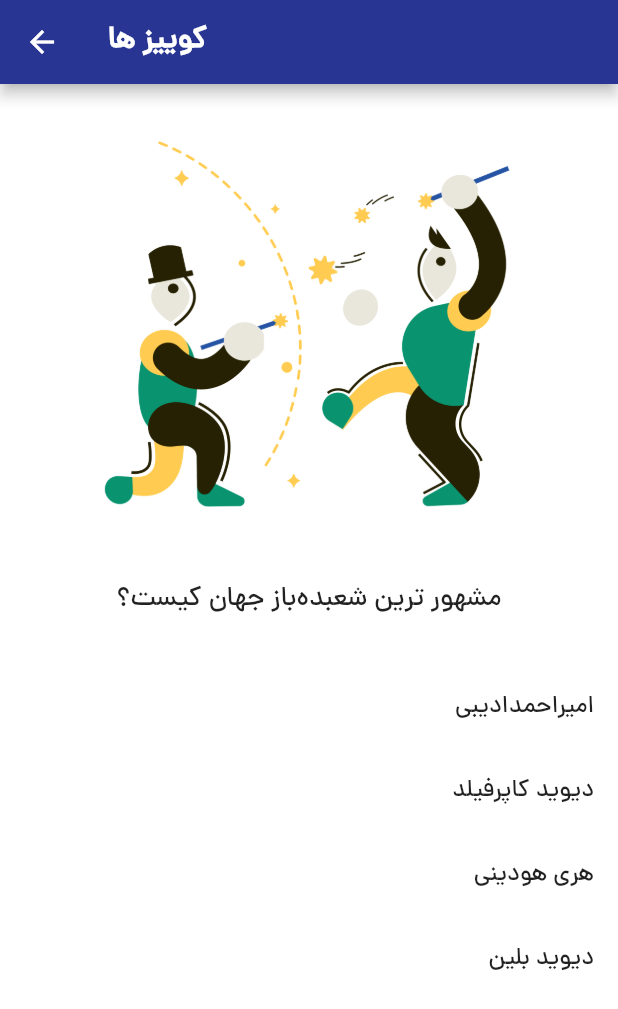
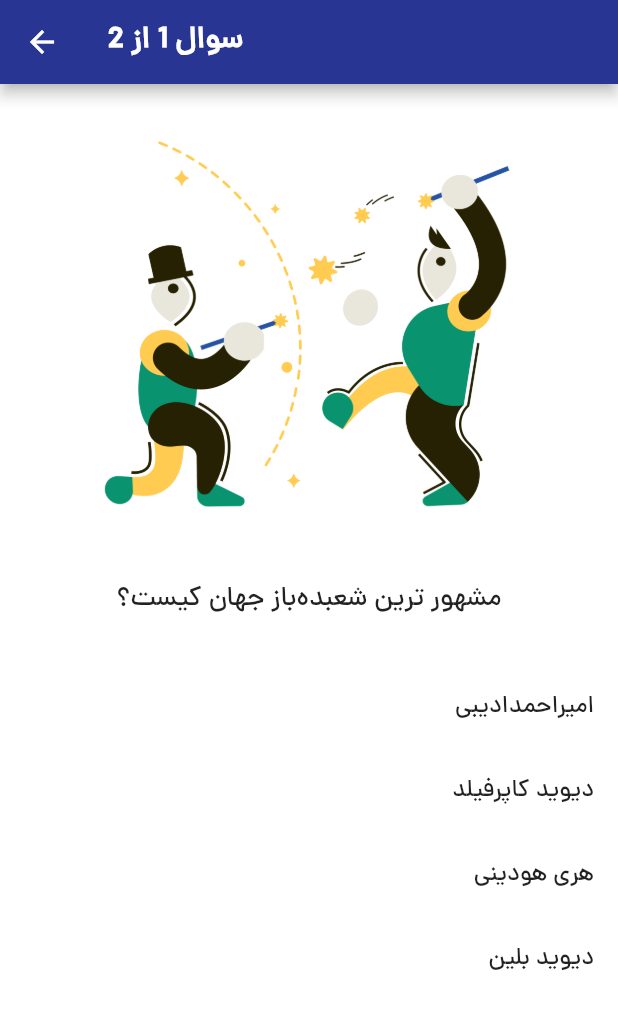
Before and after one commit to amirahmadadibi/quiz_application, a Flutter app: the QuizPage screen opened directly, on a phone screen of 412 x 824 dp. Shown: the top 1009 px of the screen. Run offline on Flutter 3.47's test engine with Material 2 defaults, Android fonts, the phone set to English and light mode, and no system bars.

Commit message:
week8 E12 sovle chanlge show numbers in appbar

```diff
--- a/lib/quiz_page.dart
+++ b/lib/quiz_page.dart
@@ -24,7 +24,7 @@ class _QuizPageState extends State<QuizPage> {
       appBar: AppBar(
         backgroundColor: Colors.indigo[800],
         title: Text(
-          'کوییز ها',
+          'سوال ${shownQuestionIndex + 1} از ${getQuestionsList().length}',
           style: TextStyle(fontWeight: FontWeight.bold),
         ),
       ),
```
